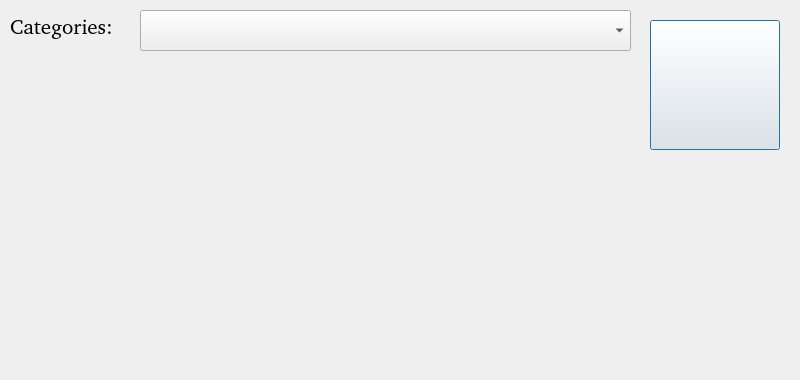
Old version of the form Client/topresultdialog.ui in the repository ArtemD/SpeedFreak.
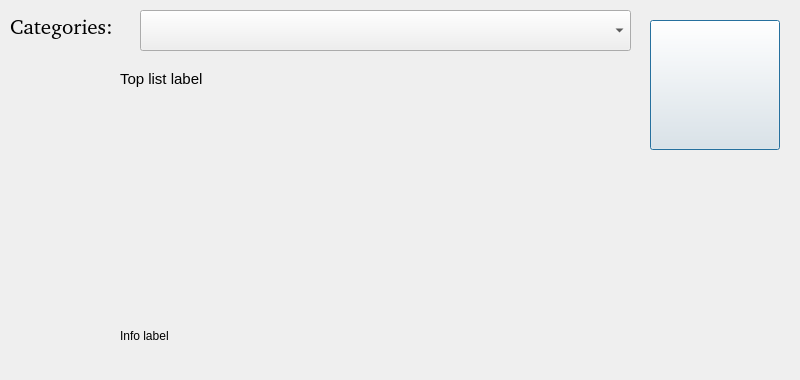
New version of the form. Icons and pictures are not drawn.

Diff of the .ui file:
```diff
--- a/Client/topresultdialog.ui
+++ b/Client/topresultdialog.ui
@@ -47,19 +47,19 @@
   <widget class="QLabel" name="labelTopList">
    <property name="geometry">
     <rect>
-     <x>150</x>
+     <x>120</x>
      <y>70</y>
-     <width>471</width>
+     <width>521</width>
      <height>251</height>
     </rect>
    </property>
    <property name="font">
     <font>
-     <pointsize>9</pointsize>
+     <pointsize>11</pointsize>
     </font>
    </property>
    <property name="text">
-    <string/>
+    <string>Top list label</string>
    </property>
    <property name="alignment">
     <set>Qt::AlignLeading|Qt::AlignLeft|Qt::AlignTop</set>
@@ -104,7 +104,7 @@
     </rect>
    </property>
    <property name="text">
-    <string/>
+    <string>Info label</string>
    </property>
   </widget>
   <widget class="QLabel" name="label">
```
